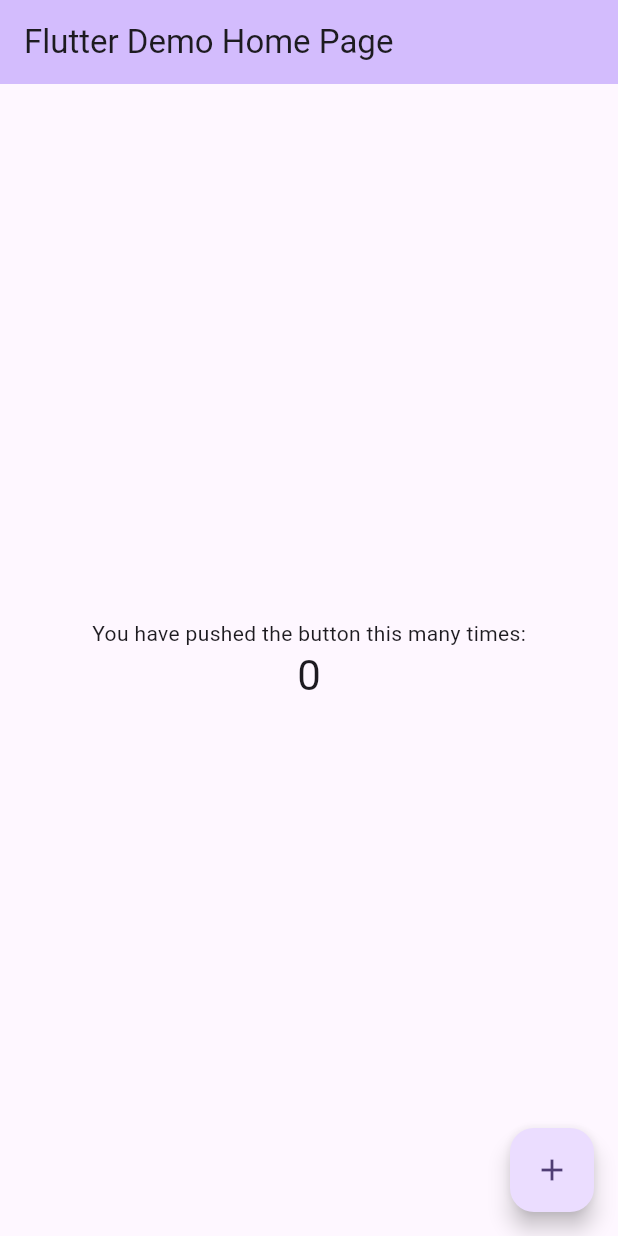
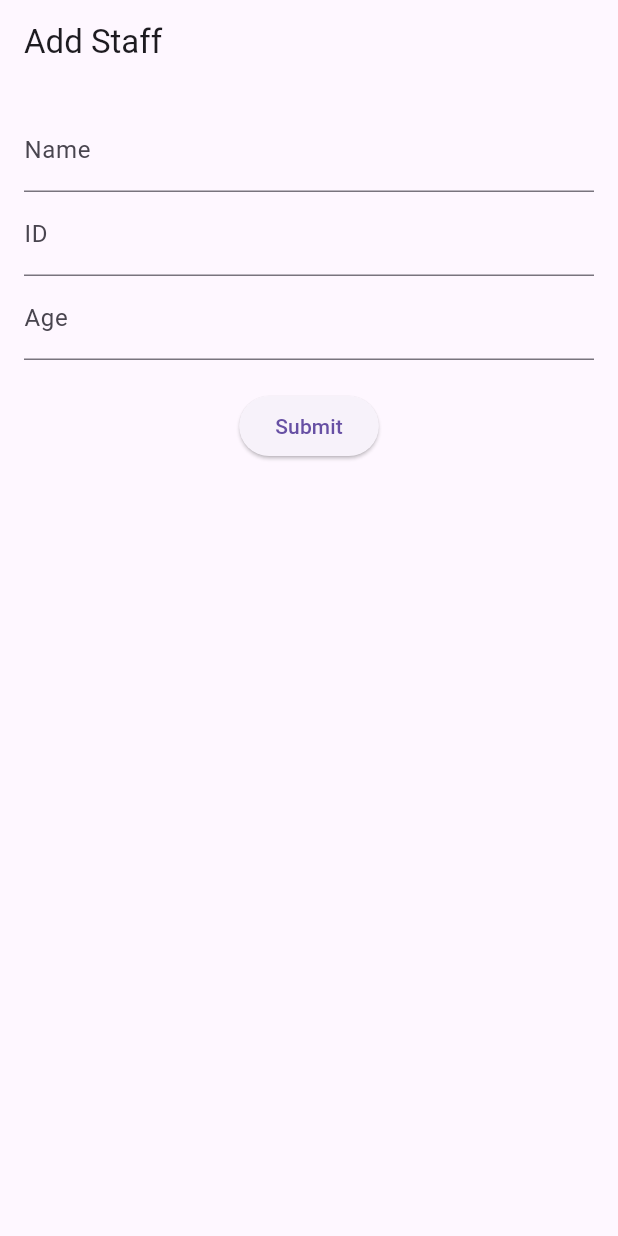
Before and after one commit to Xollll/staffmngt, a Flutter app: the screen it shows after launch, on a phone screen of 412 x 824 dp. Run offline on Flutter 3.47's test engine with Material 3 defaults, Android fonts, the light colour scheme and no system bars; our stand-ins replace cloud_firestore, firebase_core; accounts and stored records are empty.

Commit message:
debug firebase

```diff
--- a/lib/main.dart
+++ b/lib/main.dart
@@ -1,122 +1,21 @@
 import 'package:flutter/material.dart';
+import 'package:firebase_core/firebase_core.dart';
+import 'package:staffmngt/staff_creation/add_staff.dart';
+import './staff_creation/add_staff.dart';
 
-void main() {
-  runApp(const MyApp());
+void main() async {
+  WidgetsFlutterBinding.ensureInitialized();
+  await Firebase.initializeApp(); // <--- required
+  runApp(MyApp());
 }
 
 class MyApp extends StatelessWidget {
-  const MyApp({super.key});
-
-  // This widget is the root of your application.
   @override
   Widget build(BuildContext context) {
     return MaterialApp(
-      title: 'Flutter Demo',
-      theme: ThemeData(
-        // This is the theme of your application.
-        //
-        // TRY THIS: Try running your application with "flutter run". You'll see
-        // the application has a purple toolbar. Then, without quitting the app,
-        // try changing the seedColor in the colorScheme below to Colors.green
-        // and then invoke "hot reload" (save your changes or press the "hot
-        // reload" button in a Flutter-supported IDE, or press "r" if you used
-        // the command line to start the app).
-        //
-        // Notice that the counter didn't reset back to zero; the application
-        // state is not lost during the reload. To reset the state, use hot
-        // restart instead.
-        //
-        // This works for code too, not just values: Most code changes can be
-        // tested with just a hot reload.
-        colorScheme: ColorScheme.fromSeed(seedColor: Colors.deepPurple),
-      ),
-      home: const MyHomePage(title: 'Flutter Demo Home Page'),
+      title: 'Staff App',
+      debugShowCheckedModeBanner: false,
+      home: AddStaffPage(),
     );
   }
 }
-
-class MyHomePage extends StatefulWidget {
-  const MyHomePage({super.key, required this.title});
-
-  // This widget is the home page of your application. It is stateful, meaning
-  // that it has a State object (defined below) that contains fields that affect
-  // how it looks.
-
-  // This class is the configuration for the state. It holds the values (in this
-  // case the title) provided by the parent (in this case the App widget) and
-  // used by the build method of the State. Fields in a Widget subclass are
-  // always marked "final".
-
-  final String title;
-
-  @override
-  State<MyHomePage> createState() => _MyHomePageState();
-}
-
-class _MyHomePageState extends State<MyHomePage> {
-  int _counter = 0;
-
-  void _incrementCounter() {
-    setState(() {
-      // This call to setState tells the Flutter framework that something has
-      // changed in this State, which causes it to rerun the build method below
-      // so that the display can reflect the updated values. If we changed
-      // _counter without calling setState(), then the build method would not be
-      // called again, and so nothing would appear to happen.
-      _counter++;
-    });
-  }
-
-  @override
-  Widget build(BuildContext context) {
-    // This method is rerun every time setState is called, for instance as done
-    // by the _incrementCounter method above.
-    //
-    // The Flutter framework has been optimized to make rerunning build methods
-    // fast, so that you can just rebuild anything that needs updating rather
-    // than having to individually change instances of widgets.
-    return Scaffold(
-      appBar: AppBar(
-        // TRY THIS: Try changing the color here to a specific color (to
-        // Colors.amber, perhaps?) and trigger a hot reload to see the AppBar
-        // change color while the other colors stay the same.
-        backgroundColor: Theme.of(context).colorScheme.inversePrimary,
-        // Here we take the value from the MyHomePage object that was created by
-        // the App.build method, and use it to set our appbar title.
-        title: Text(widget.title),
-      ),
-      body: Center(
-        // Center is a layout widget. It takes a single child and positions it
-        // in the middle of the parent.
-        child: Column(
-          // Column is also a layout widget. It takes a list of children and
-          // arranges them vertically. By default, it sizes itself to fit its
-          // children horizontally, and tries to be as tall as its parent.
-          //
-          // Column has various properties to control how it sizes itself and
-          // how it positions its children. Here we use mainAxisAlignment to
-          // center the children vertically; the main axis here is the vertical
-          // axis because Columns are vertical (the cross axis would be
-          // horizontal).
-          //
-          // TRY THIS: Invoke "debug painting" (choose the "Toggle Debug Paint"
-          // action in the IDE, or press "p" in the console), to see the
-          // wireframe for each widget.
-          mainAxisAlignment: MainAxisAlignment.center,
-          children: <Widget>[
-            const Text('You have pushed the button this many times:'),
-            Text(
-              '$_counter',
-              style: Theme.of(context).textTheme.headlineMedium,
-            ),
-          ],
-        ),
-      ),
-      floatingActionButton: FloatingActionButton(
-        onPressed: _incrementCounter,
-        tooltip: 'Increment',
-        child: const Icon(Icons.add),
-      ), // This trailing comma makes auto-formatting nicer for build methods.
-    );
-  }
-}
--- /dev/null
+++ b/lib/staff_creation/add_staff.dart
@@ -0,0 +1,78 @@
+import 'package:cloud_firestore/cloud_firestore.dart';
+import 'package:flutter/material.dart';
+import '../staff_list.dart';
+
+class AddStaffPage extends StatefulWidget {
+  @override
+  _AddStaffPageState createState() => _AddStaffPageState();
+}
+
+class _AddStaffPageState extends State<AddStaffPage> {
+  final _formKey = GlobalKey<FormState>();
+  final _nameController = TextEditingController();
+  final _idController = TextEditingController();
+  final _ageController = TextEditingController();
+
+  Future<void> _submitStaff() async {
+    if (_formKey.currentState!.validate()) {
+      try {
+        await FirebaseFirestore.instance.collection('staff').add({
+          'name': _nameController.text,
+          'id': _idController.text,
+          'age': int.parse(_ageController.text),
+          'createdAt': Timestamp.now(),
+        });
+
+        // Go to staff list page
+        Navigator.pushReplacement(
+          context,
+          MaterialPageRoute(builder: (context) => StaffListPage()),
+        );
+      } catch (e) {
+        print('Error adding staff: $e');
+        ScaffoldMessenger.of(context).showSnackBar(
+          SnackBar(content: Text('Failed to add staff: $e')),
+        );
+      }
+    }
+  }
+
+  @override
+  Widget build(BuildContext context) {
+    return Scaffold(
+      appBar: AppBar(title: Text('Add Staff')),
+      body: Padding(
+        padding: const EdgeInsets.all(16.0),
+        child: Form(
+          key: _formKey,
+          child: Column(
+            children: [
+              TextFormField(
+                controller: _nameController,
+                decoration: InputDecoration(labelText: 'Name'),
+                validator: (value) => value!.isEmpty ? 'Enter name' : null,
+              ),
+              TextFormField(
+                controller: _idController,
+                decoration: InputDecoration(labelText: 'ID'),
+                validator: (value) => value!.isEmpty ? 'Enter ID' : null,
+              ),
+              TextFormField(
+                controller: _ageController,
+                decoration: InputDecoration(labelText: 'Age'),
+                keyboardType: TextInputType.number,
+                validator: (value) =>
+                    value!.isEmpty ? 'Enter age' : null,
+              ),
+              SizedBox(height: 20),
+              ElevatedButton(
+                onPressed: _submitStaff,
+                child: Text('Submit'),
+              ),
+            ],
+          ),
+        ),
+      ),
+    );
+  }
+}
--- a/pubspec.yaml
+++ b/pubspec.yaml
@@ -30,6 +30,8 @@ environment:
 dependencies:
   flutter:
     sdk: flutter
+  firebase_core: ^2.24.0
+  cloud_firestore: ^4.14.0
 
   # The following adds the Cupertino Icons font to your application.
   # Use with the CupertinoIcons class for iOS style icons.
```
Also changed, not shown: lib/staff_list.dart (added, +108 -0 lines), firebase.json (added), lib/firebase_options.dart (added), pubspec.lock, 7 other files.
